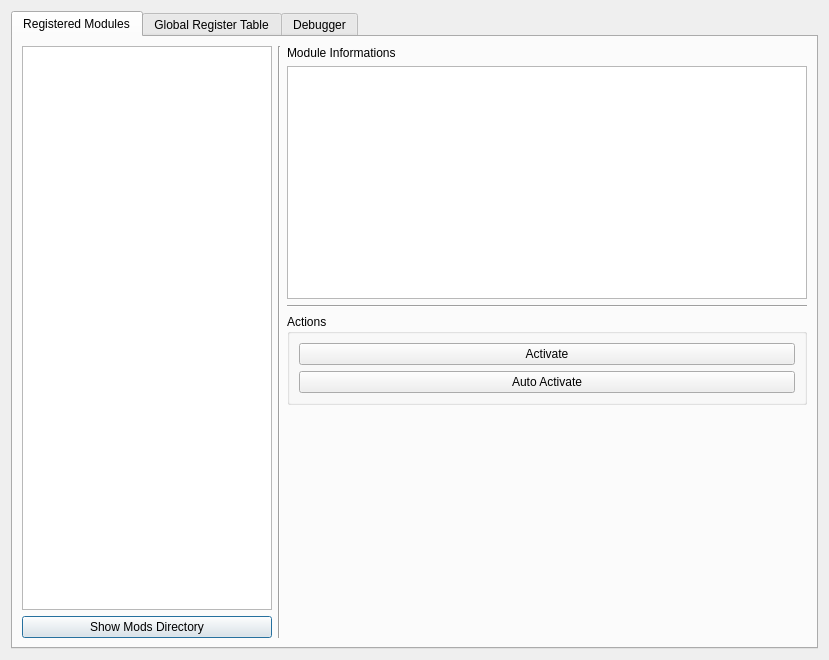
First picture: the form in ui/ModuleControllerDialog.ui, repository saturneric/GpgFrontend, before the edit.
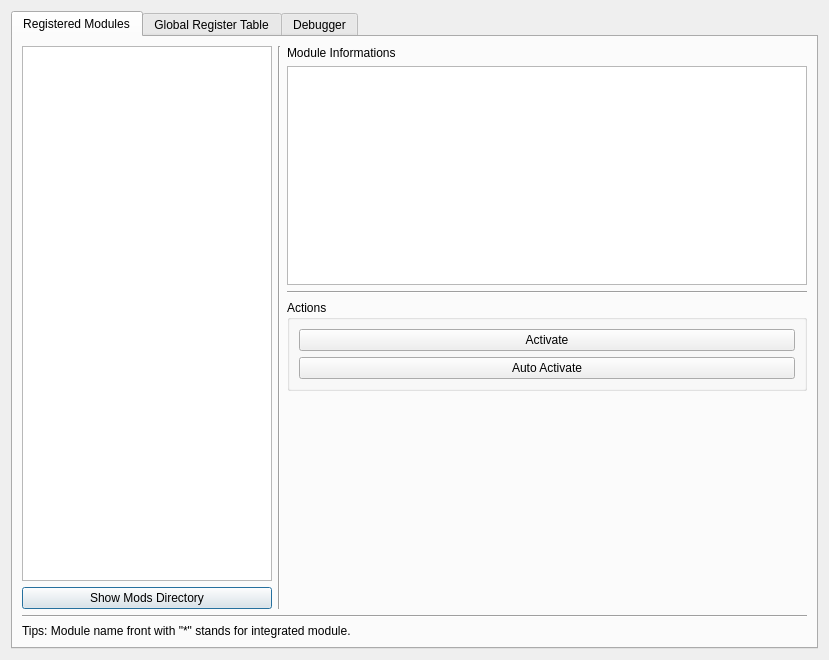
Second picture: the form after the edit. Custom widgets are drawn as their Qt base class.

Commit message: fix: solve a build issue and add a tip for integrated module

Diff of the .ui file:
```diff
--- a/ui/ModuleControllerDialog.ui
+++ b/ui/ModuleControllerDialog.ui
@@ -147,6 +147,23 @@
          </item>
         </layout>
        </item>
+       <item>
+        <widget class="Line" name="line_3">
+         <property name="orientation">
+          <enum>Qt::Horizontal</enum>
+         </property>
+        </widget>
+       </item>
+       <item>
+        <widget class="QLabel" name="tipsLabel">
+         <property name="text">
+          <string>Tips: Module name front with &quot;*&quot; stands for integrated module.</string>
+         </property>
+         <property name="wordWrap">
+          <bool>true</bool>
+         </property>
+        </widget>
+       </item>
       </layout>
      </widget>
      <widget class="QWidget" name="tab">
```
The commit also changes 2 other files.
